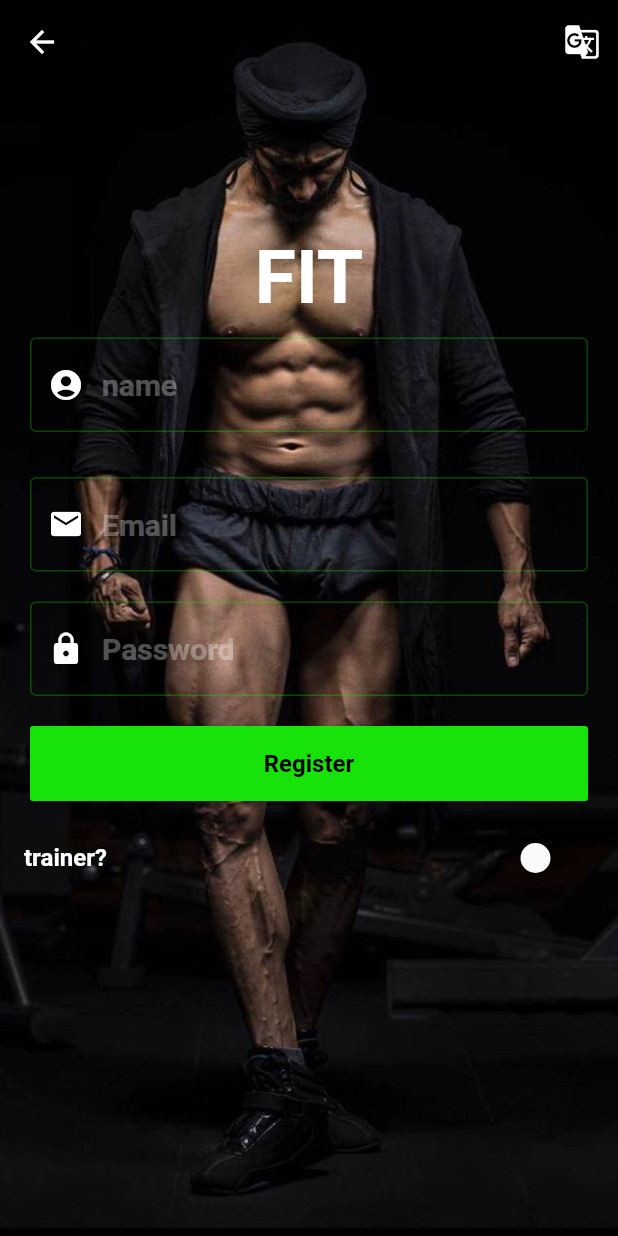
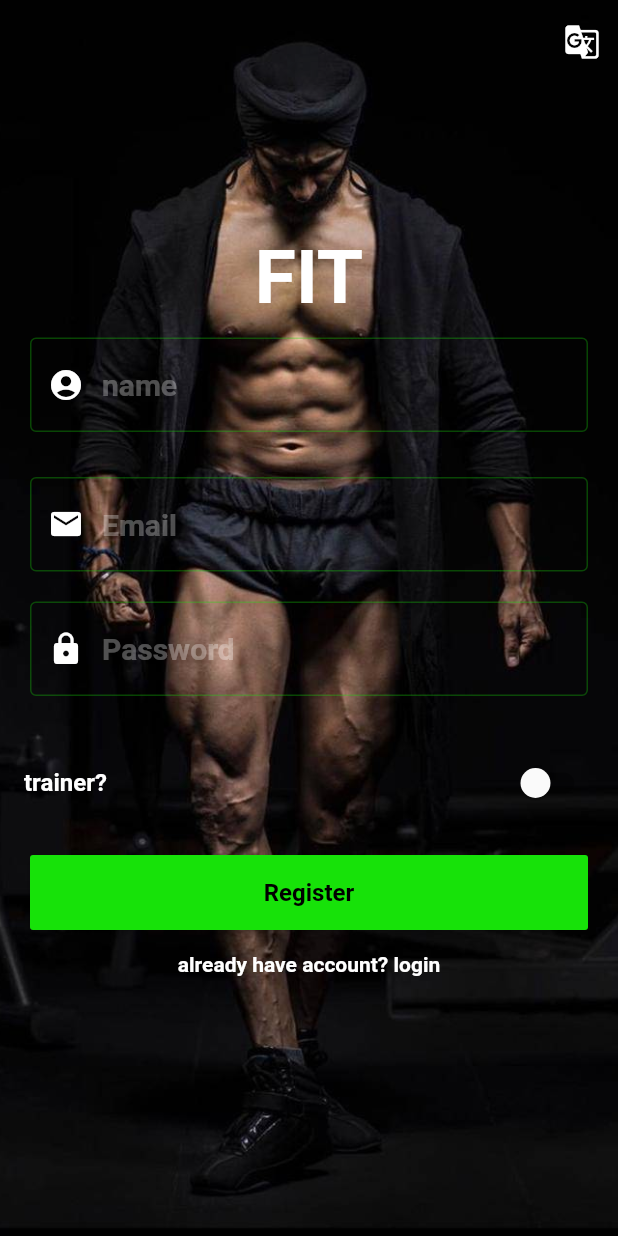
Before and after one commit to rGradov/flutter-trainer-app, a Flutter app: the RegScreen screen opened directly, on a phone screen of 412 x 824 dp. Run offline on Flutter 3.47's test engine with Material 2 defaults, Android fonts, the phone set to English and light mode, and no system bars; our stand-ins replace easy_localization, form_field_validator, table_calendar.

Commit message:
change fit text and remove arrow in pages

```diff
--- a/assets/translations/en-US.json
+++ b/assets/translations/en-US.json
@@ -13,6 +13,7 @@
   "hint-name": "name",
   "main-title": "FIT",
   "not-reg-btn": "not registered yet? Register",
+  "not-login-btn": "already have account? login",
   "trainer": "trainer",
   "payment": "payment",
   "timetable": "timetable",
--- a/assets/translations/ru-RU.json
+++ b/assets/translations/ru-RU.json
@@ -11,8 +11,9 @@
   "hint-pswd": "Пароль",
   "hint-email": "Почта",
   "hint-name": "Имя",
-  "main-title": "FIT",
+  "main-title": "ФИТ",
   "not-reg-btn": "Зарегистрироваться",
+  "not-login-btn": "Уже есть аккаунт? Войти",
   "trainer": "тренер",
   "payment": "оплата",
   "timetable": "рассписание",
--- a/lib/screens/auth/register/registerscreen.dart
+++ b/lib/screens/auth/register/registerscreen.dart
@@ -1,13 +1,17 @@
 import 'dart:convert';
-import 'package:shared_preferences/shared_preferences.dart';
 import 'package:flutter/material.dart';
 import 'package:easy_localization/easy_localization.dart';
 import 'package:form_field_validator/form_field_validator.dart';
 import 'package:workout_app/const/const.dart';
-import 'package:workout_app/models/user-reg.dart';
 import 'package:workout_app/screens/home/homescreen.dart';
 import 'package:http/http.dart' as http;
+import 'package:workout_app/screens/auth/authscreen.dart';
 
+class User {
+  final String email;
+  final String password;
+  User({this.email, this.password});
+}
 Future<User> postData(String email, String password) async {
   final resp = await http.post(
     Uri.http(ApiLogin, 'typicode/demo/posts'),
@@ -59,7 +63,7 @@ class _RegScreenState extends State<RegScreen> {
         padding: EdgeInsets.only(left: 20, right: 20),
         child: TextFormField(
             controller: _pswdController,
-            obscureText: false,
+            obscureText: true,
             style: TextStyle(fontSize: 20, color: Colors.white),
             decoration: InputDecoration(
                 hintStyle: TextStyle(
@@ -221,6 +225,9 @@ class _RegScreenState extends State<RegScreen> {
               child: _inputPswd(),
             ),
             Padding(
+                padding: EdgeInsets.only(bottom: 20, top: 10),
+                child: _switch()),
+            Padding(
               padding: EdgeInsets.only(left: 20, right: 20),
               child: Container(
                 height: 50,
@@ -228,11 +235,24 @@ class _RegScreenState extends State<RegScreen> {
                 child: _button(() {}),
               ),
             ),
+            SizedBox(
+              height: 5,
+            ),
             Padding(
-                padding: EdgeInsets.only(bottom: 20, top: 10),
-                child: _switch()),
-            SizedBox(
-              height: 20,
+              padding: EdgeInsets.all(10),
+              child: GestureDetector(
+                child: Text(
+                  "not-login-btn".tr().toString(),
+                  style: TextStyle(
+                      color: Colors.white, fontWeight: FontWeight.bold),
+                ),
+                onTap: () {
+                  Navigator.push(
+                    context,
+                    MaterialPageRoute(builder: (context) => AuthScreen()),
+                  );
+                },
+              ),
             ),
           ],
         ),
@@ -249,6 +269,7 @@ class _RegScreenState extends State<RegScreen> {
       child: Scaffold(
         appBar: AppBar(
           backgroundColor: Colors.transparent,
+          automaticallyImplyLeading: false,
           actions: [
             IconButton(
               icon: Icon(
@@ -266,7 +287,6 @@ class _RegScreenState extends State<RegScreen> {
             )
           ],
         ),
-
         backgroundColor: Colors.transparent,
         body: Column(
           children: <Widget>[
```
Also changed, not shown: lib/screens/auth/authscreen.dart (+3 -5 lines).
